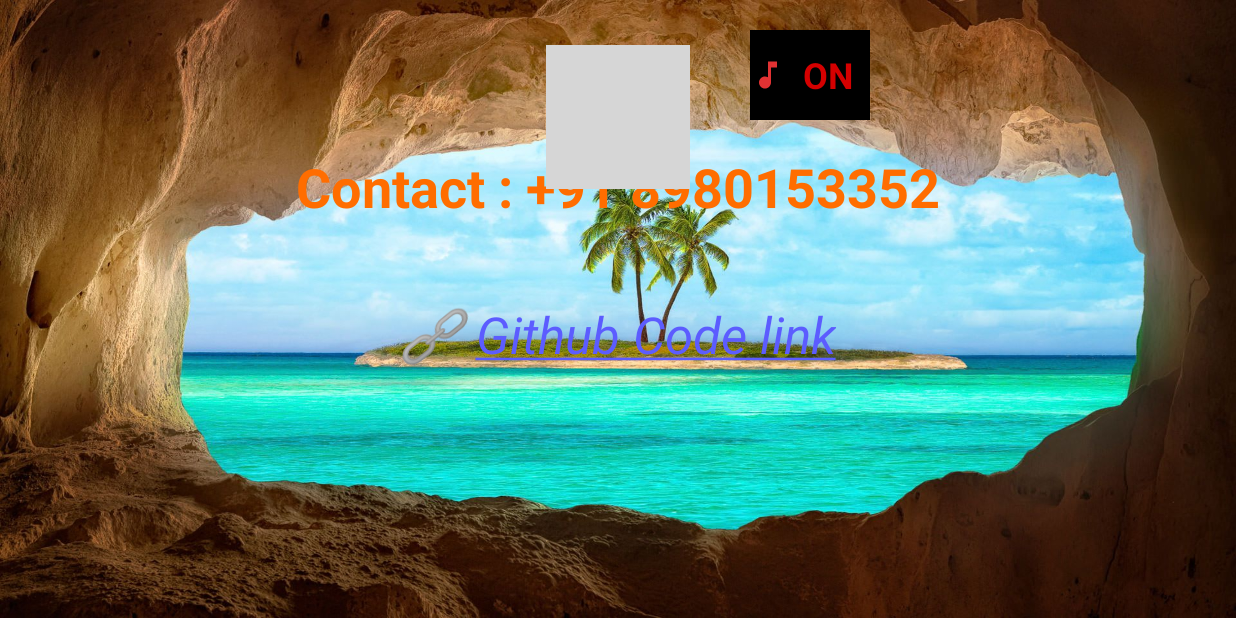
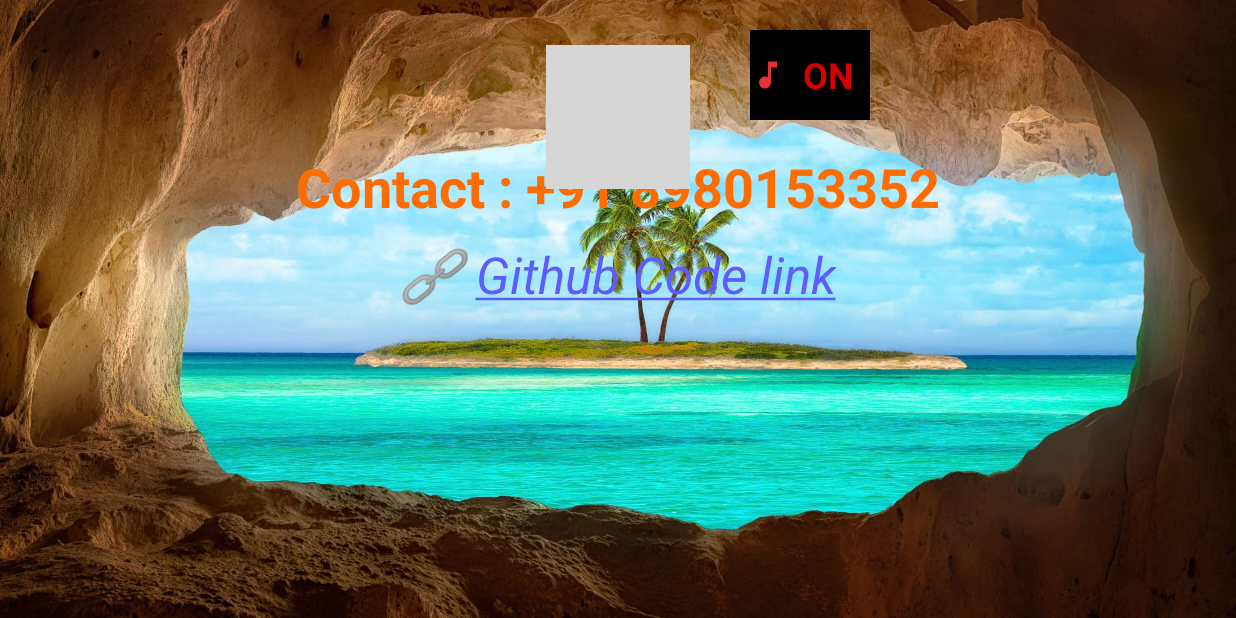
Before and after one commit to akash-rajak/Cave-Man-Game, an Android app: the CreditsActivity screen opened directly, with no data from a screen before it, after a tap on "OFF", on a phone screen of 824 x 412 dp (held sideways). Run offline under Robolectric (Android 15) with nearby library versions, the phone set to English and light mode, and no system bars; grey boxes are pictures that could not be loaded.

Commit message:
Adjusted in credits section

```diff
--- a/app/src/main/res/layout/credits_layout.xml
+++ b/app/src/main/res/layout/credits_layout.xml
@@ -31,7 +31,7 @@
 			  android:gravity="center_vertical|center_horizontal"
 			  android:text="@string/credits_1"
 			  android:textColor="#D50000"
-			  android:textSize="54sp"
+			  android:textSize="36sp"
 			  android:textStyle="bold" />
 
 		  <TextView
@@ -83,7 +83,7 @@
 		android:layout_width="wrap_content"
 		android:layout_height="wrap_content"
 		android:layout_centerHorizontal="true"
-		android:layout_marginTop="200dip"
+		android:layout_marginTop="160dip"
 		android:text="@string/text"
 		android:textColor="#64DD17"
 		android:textSize="34sp"
```
